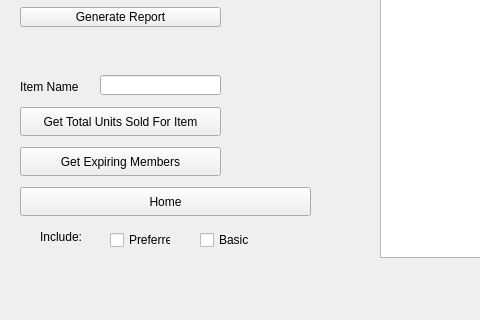
First picture: the form in mainwindow.ui, repository eyemkey/SuperWarehouseProject, before the edit; both pictures show x 0 to 480 and y 333 to 653 of the 1009 by 653 pixel window.
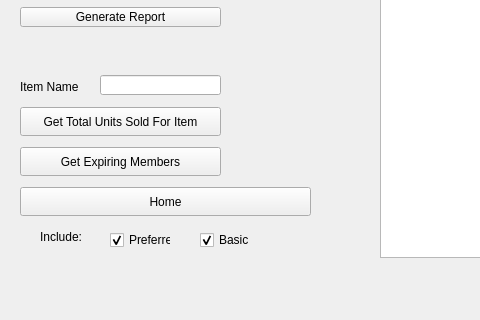
Second picture: the form after the edit.

Diff of the .ui file:
```diff
--- a/mainwindow.ui
+++ b/mainwindow.ui
@@ -510,6 +510,9 @@
     <property name="text">
      <string>Preferred</string>
     </property>
+    <property name="checked">
+     <bool>true</bool>
+    </property>
    </widget>
    <widget class="QCheckBox" name="basicCheckbox">
     <property name="geometry">
@@ -523,6 +526,9 @@
     <property name="text">
      <string>Basic</string>
     </property>
+    <property name="checked">
+     <bool>true</bool>
+    </property>
    </widget>
    <widget class="QLabel" name="label_4">
     <property name="geometry">
```
